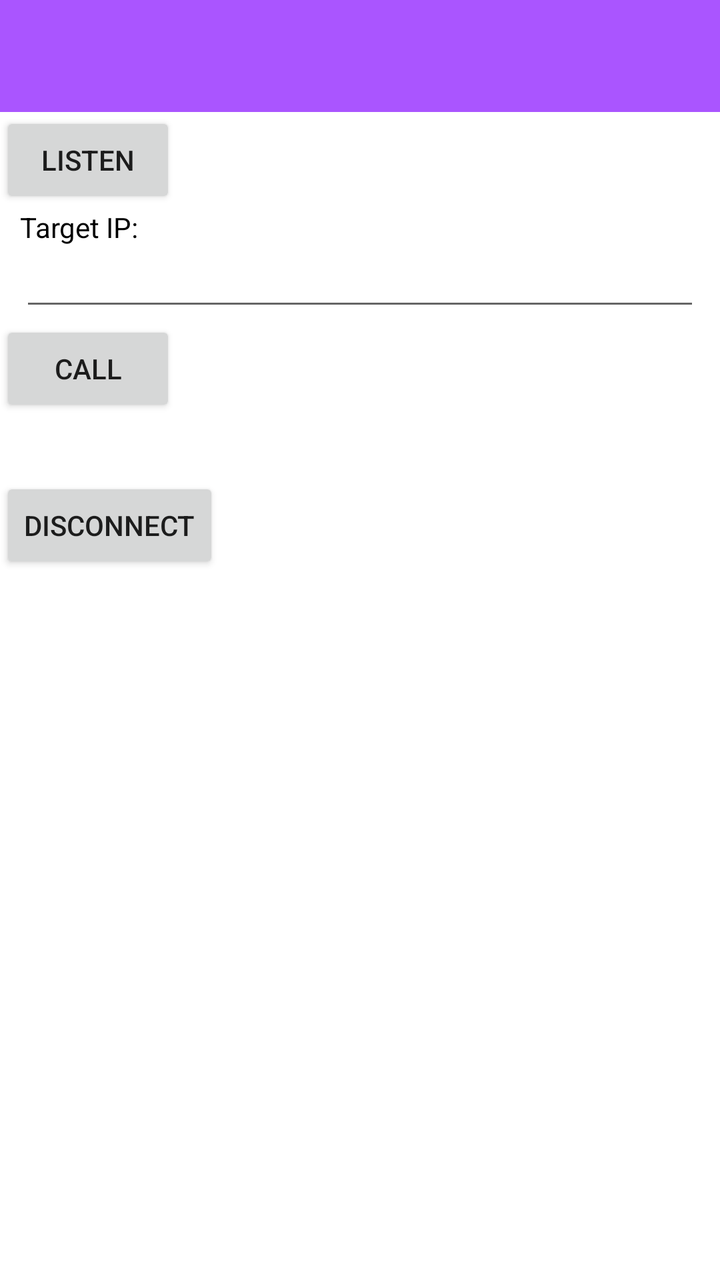
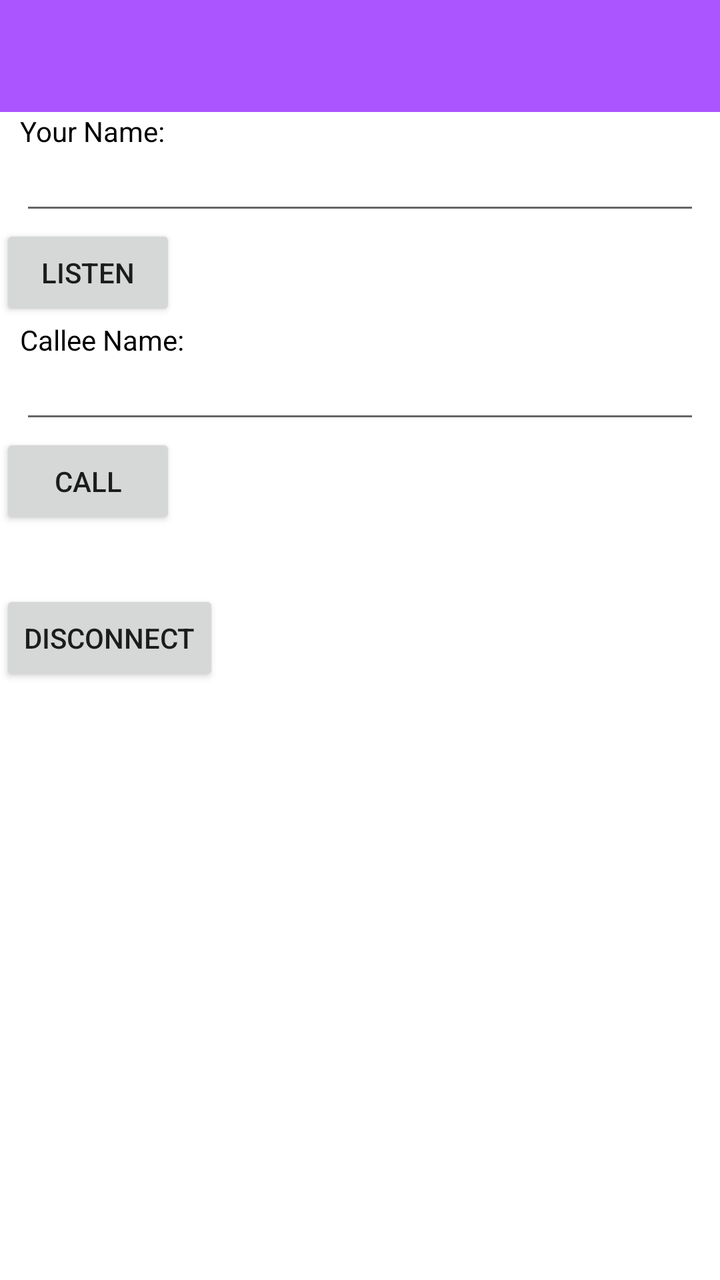

An Android layout rendered at two revisions. The XML below is the earlier revision; the diff shows what the commit changed to produce the second picture.
<!-- AndroidManifest.xml: activity theme AppTheme.NoActionBar -->
<!-- res/layout/main.xml -->
<?xml version="1.0" encoding="utf-8"?>
<LinearLayout xmlns:android="http://schemas.android.com/apk/res/android"
	xmlns:app="http://schemas.android.com/apk/res-auto"
	android:layout_width="match_parent"
	android:layout_height="match_parent"
	android:orientation="vertical">

	<com.google.android.material.appbar.AppBarLayout
		android:id="@+id/appbar"
		android:layout_width="match_parent"
		android:layout_height="wrap_content"
		app:layout_constraintStart_toStartOf="parent"
		app:layout_constraintTop_toTopOf="parent">

		<androidx.appcompat.widget.Toolbar
			android:id="@+id/toolbar"
			android:layout_width="match_parent"
			android:layout_height="wrap_content"
			android:background="?attr/colorPrimary"
			android:minHeight="?attr/actionBarSize"
			android:theme="?attr/actionBarTheme" />

	</com.google.android.material.appbar.AppBarLayout>

	<Button
		android:id="@+id/b_listen"
		android:layout_width="wrap_content"
		android:layout_height="wrap_content"
		android:text="Listen" />

	<TextView
		android:layout_width="match_parent"
		android:layout_height="wrap_content"
		android:layout_marginHorizontal="@dimen/sett_margin"
		android:text="Target IP:"
		android:textColor="@color/text" />
	<EditText
		android:id="@+id/e_target"
		android:layout_width="match_parent"
		android:layout_height="wrap_content"
		android:layout_marginHorizontal="@dimen/sett_margin"
		android:autofillHints=""
		android:hint=""
		android:inputType="text"
		android:textSize="@dimen/text_editbox" />

	<Button
		android:id="@+id/b_call"
		android:layout_width="wrap_content"
		android:layout_height="wrap_content"
		android:text="Call" />

	<TextView
		android:id="@+id/l_status"
		android:layout_width="match_parent"
		android:layout_height="wrap_content"
		android:padding="5dp"
		android:textSize="@dimen/text_label" />

	<Button
		android:id="@+id/b_disconnect"
		android:layout_width="wrap_content"
		android:layout_height="wrap_content"
		android:text="Disconnect" />

</LinearLayout>
<!-- resources referenced by this layout -->
<resources>
  <color name="text">#000000</color>
  <dimen name="sett_margin">10dp</dimen>
  <dimen name="text_editbox">15sp</dimen>
  <dimen name="text_label">15sp</dimen>
  <style name="AppTheme.NoActionBar">
  		<item name="windowActionBar">false</item>
  		<item name="windowNoTitle">true</item>
  	</style>
</resources>

<!-- the commit's change to res/layout/main.xml (unified diff, before → after) -->
@@ -22,6 +22,22 @@
 
 	</com.google.android.material.appbar.AppBarLayout>
 
+	<TextView
+		android:layout_width="match_parent"
+		android:layout_height="wrap_content"
+		android:layout_marginHorizontal="@dimen/sett_margin"
+		android:text="Your Name:"
+		android:textColor="@color/text" />
+	<EditText
+		android:id="@+id/e_name"
+		android:layout_width="match_parent"
+		android:layout_height="wrap_content"
+		android:layout_marginHorizontal="@dimen/sett_margin"
+		android:autofillHints=""
+		android:hint=""
+		android:inputType="text"
+		android:textSize="@dimen/text_editbox" />
+
 	<Button
 		android:id="@+id/b_listen"
 		android:layout_width="wrap_content"
@@ -32,7 +48,7 @@
 		android:layout_width="match_parent"
 		android:layout_height="wrap_content"
 		android:layout_marginHorizontal="@dimen/sett_margin"
-		android:text="Target IP:"
+		android:text="Callee Name:"
 		android:textColor="@color/text" />
 	<EditText
 		android:id="@+id/e_target"
